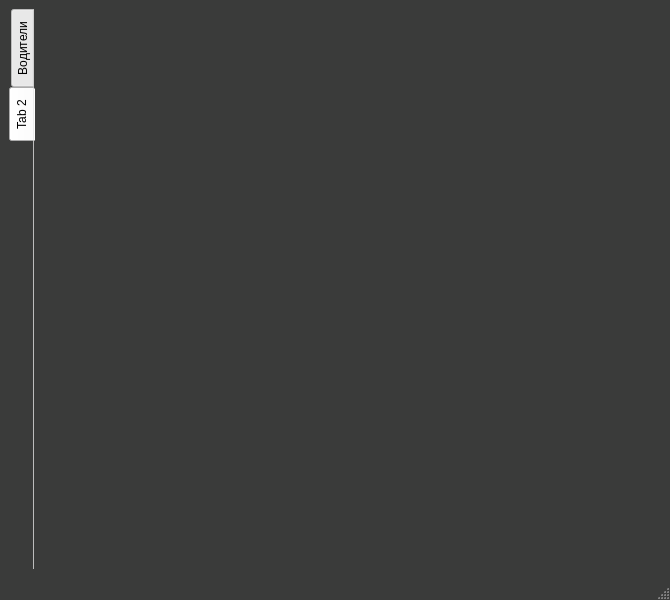
First picture: the form in uis/catalog.ui, repository krsnvss/beetstock, before the edit.
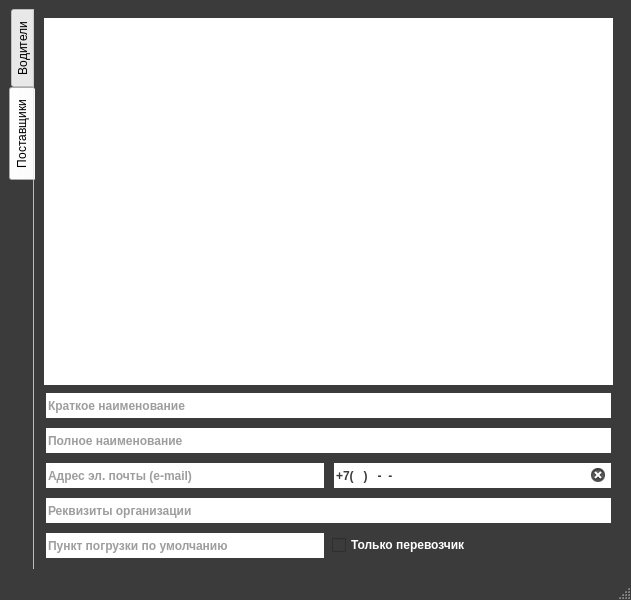
Second picture: the form after the edit. The open tabs and pages were chosen to show the change. Icons and pictures are not drawn.

Commit message: started to make the editor of suppliers table I'm too slow today :(

What changed in the file:
```diff
--- a/uis/catalog.ui
+++ b/uis/catalog.ui
@@ -6,7 +6,7 @@
    <rect>
     <x>0</x>
     <y>0</y>
-    <width>670</width>
+    <width>631</width>
     <height>600</height>
    </rect>
   </property>
@@ -103,18 +103,6 @@
     width: 16px;
     height: 16px;
 }
-QMenuBar{
-	background-color:#3a3b3a;
-	color:#ffffff;
-	selection-color:#54b0cb;
-	font:bold
-}
-QMenuBar::item::selected{
-	background-color:#54b0cb;
-	color:#ffffff;
-	font:bold;
-	padding-left:2px
-}
 QToolBar{
 	background-color:#3a3b3a;
 	color:#ffffff;
@@ -148,7 +136,7 @@
     background-color:#448fa6;
 	color:#ffffff;
 	font:bold;
-	height:60px;
+	height:90px;
 	width: 30px;
 	border: #448fa6;
 	border-style:solid;
@@ -158,7 +146,7 @@
     background-color:#3a3b3a;
 	color:#ffffff;
 	font:bold;
-	height:60px;
+	height:90px;
 	width: 30px;
 	border: #448fa6;
 	border-style:solid;
@@ -199,6 +187,11 @@
 	border-style:solid;
 	border-color:#ffffff;
 	border-width:2px;
+}
+QCheckBox{
+	background-color:#3a3b3a;
+	color:#ffffff;
+	font:bold;
 }</string>
   </property>
   <widget class="QWidget" name="centralwidget">
@@ -378,8 +371,93 @@
       </widget>
       <widget class="QWidget" name="tab_2">
        <attribute name="title">
-        <string>Tab 2</string>
+        <string>Поставщики</string>
        </attribute>
+       <layout class="QGridLayout" name="gridLayout_2">
+        <item row="0" column="0" colspan="2">
+         <widget class="QTableView" name="suppliersTable">
+          <property name="editTriggers">
+           <set>QAbstractItemView::NoEditTriggers</set>
+          </property>
+          <property name="alternatingRowColors">
+           <bool>true</bool>
+          </property>
+          <property name="selectionBehavior">
+           <enum>QAbstractItemView::SelectRows</enum>
+          </property>
+         </widget>
+        </item>
+        <item row="1" column="0" colspan="2">
+         <widget class="QLineEdit" name="supplierName">
+          <property name="placeholderText">
+           <string>Краткое наименование</string>
+          </property>
+          <property name="clearButtonEnabled">
+           <bool>true</bool>
+          </property>
+         </widget>
+        </item>
+        <item row="2" column="0" colspan="2">
+         <widget class="QLineEdit" name="supplierFullName">
+          <property name="placeholderText">
+           <string>Полное наименование</string>
+          </property>
+          <property name="clearButtonEnabled">
+           <bool>true</bool>
+          </property>
+         </widget>
+        </item>
+        <item row="3" column="0">
+         <widget class="QLineEdit" name="supplierEmail">
+          <property name="inputMethodHints">
+           <set>Qt::ImhEmailCharactersOnly</set>
+          </property>
+          <property name="placeholderText">
+           <string>Адрес эл. почты (e-mail)</string>
+          </property>
+          <property name="clearButtonEnabled">
+           <bool>true</bool>
+          </property>
+         </widget>
+        </item>
+        <item row="3" column="1">
+         <widget class="QLineEdit" name="supplierPhone">
+          <property name="inputMask">
+           <string>+7(999)999-99-99</string>
+          </property>
+          <property name="placeholderText">
+           <string>Телефон</string>
+          </property>
+          <property name="clearButtonEnabled">
+           <bool>true</bool>
+          </property>
+         </widget>
+        </item>
+        <item row="4" column="0" colspan="2">
+         <widget class="QLineEdit" name="supplierReq">
+          <property name="placeholderText">
+           <string>Реквизиты организации</string>
+          </property>
+          <property name="clearButtonEnabled">
+           <bool>true</bool>
+          </property>
+         </widget>
+        </item>
+        <item row="5" column="0">
+         <widget class="QLineEdit" name="defaultLoad">
+          <property name="placeholderText">
+           <string>Пункт погрузки по умолчанию</string>
+          </property>
+         </widget>
+        </item>
+        <item row="5" column="1">
+         <widget class="QCheckBox" name="transporterOnly">
+          <property name="text">
+           <string>Только перевозчик</string>
+          </property>
+         </widget>
+        </item>
+       </layout>
       </widget>
      </widget>
     </item>
```
Left out of the diff: 63 changed lines with no effect on the pictures. The commit also changes 8 other files.
